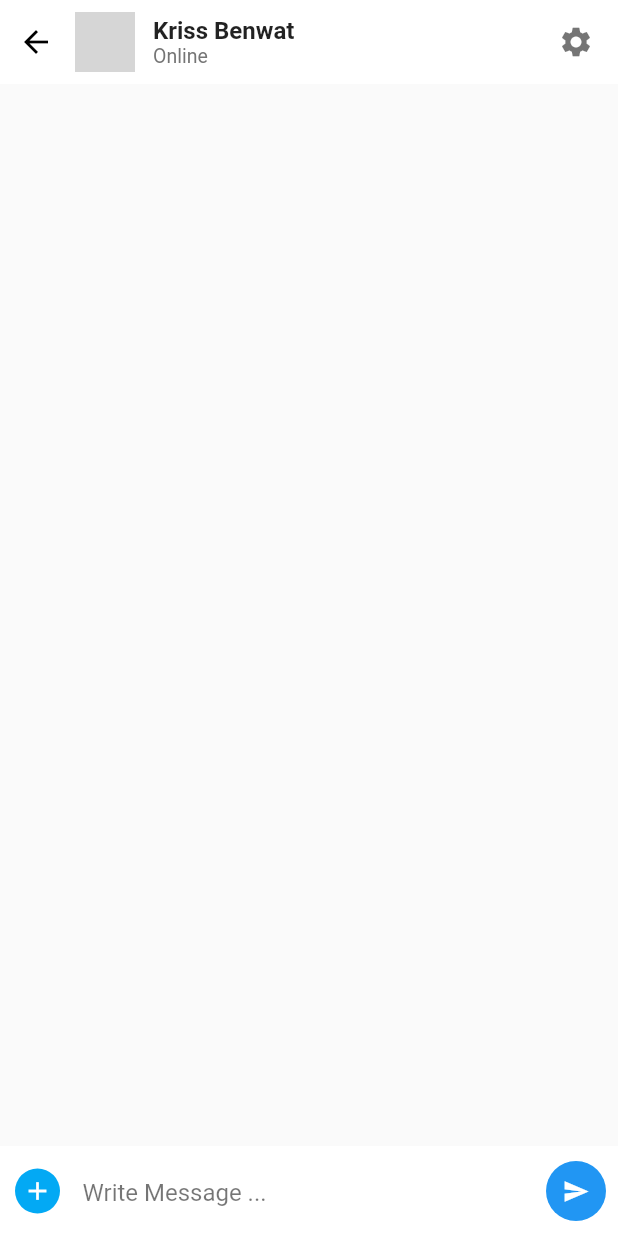
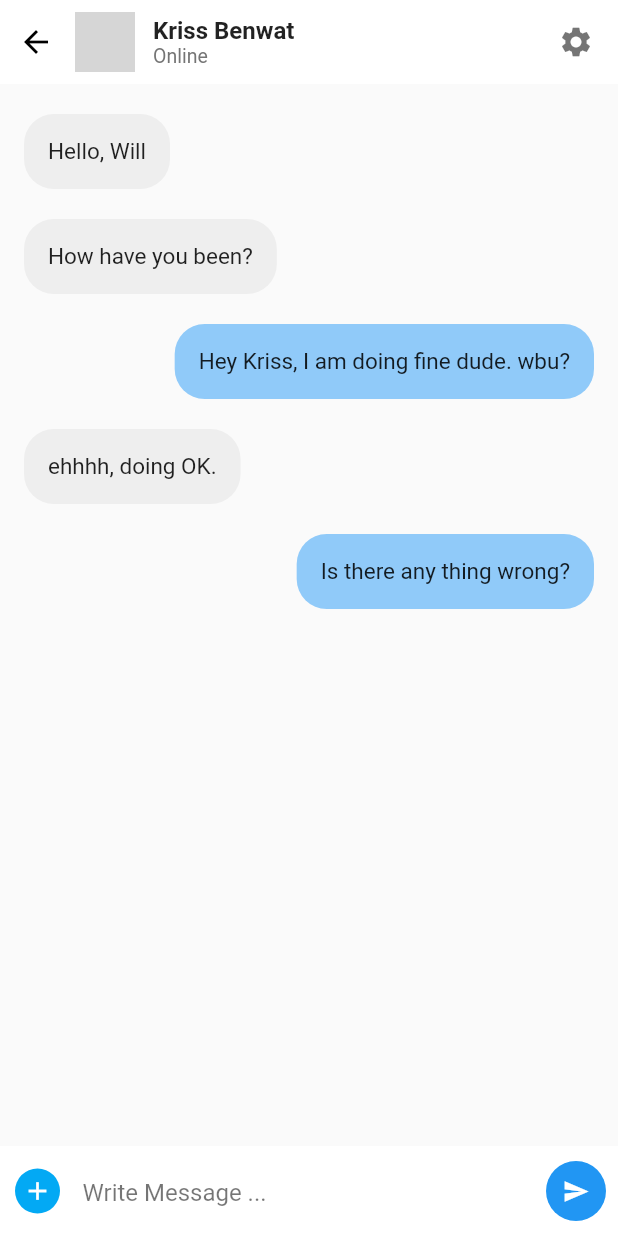
Before and after one commit to daktari01/chat_app, a Flutter app: the ChatDetailPage screen opened directly, on a phone screen of 412 x 824 dp. Run offline on Flutter 3.47's test engine with Material 2 defaults, Android fonts, the phone set to English and light mode, and no system bars; network calls fail; grey boxes are pictures that could not be loaded.

Commit message:
Add message content

```diff
--- /dev/null
+++ b/lib/models/chatMessageModel.dart
@@ -0,0 +1,12 @@
+import 'package:flutter/cupertino.dart';
+
+class ChatMessage {
+
+  String messageContent;
+  String messageType;
+
+  ChatMessage({
+    @required this.messageContent,
+    @required this.messageType
+  });
+}
--- a/lib/screens/chatDetailPage.dart
+++ b/lib/screens/chatDetailPage.dart
@@ -1,3 +1,4 @@
+import 'package:chat_app/models/chatMessageModel.dart';
 import 'package:flutter/material.dart';
 
 class ChatDetailPage extends StatefulWidget {
@@ -6,6 +7,15 @@ class ChatDetailPage extends StatefulWidget {
 }
 
 class _ChatDetailPageState extends State<ChatDetailPage> {
+
+  List<ChatMessage> messages = [
+    ChatMessage(messageContent: "Hello, Will", messageType: "receiver"),
+    ChatMessage(messageContent: "How have you been?", messageType: "receiver"),
+    ChatMessage(messageContent: "Hey Kriss, I am doing fine dude. wbu?", messageType: "sender"),
+    ChatMessage(messageContent: "ehhhh, doing OK.", messageType: "receiver"),
+    ChatMessage(messageContent: "Is there any thing wrong?", messageType: "sender"),
+  ];
+
   @override
   Widget build(BuildContext context) {
     return Scaffold(
@@ -63,6 +73,31 @@ class _ChatDetailPageState extends State<ChatDetailPage> {
       ),
       body: Stack(
         children: [
+          ListView.builder(
+            itemCount: messages.length,
+            shrinkWrap: true,
+            padding: EdgeInsets.only(top: 10.0, bottom: 10.0),
+            physics: NeverScrollableScrollPhysics(),
+            itemBuilder: (context, index) {
+              return Container(
+                padding: EdgeInsets.fromLTRB(16.0, 10.0, 16.0, 10.0),
+                child: Align(
+                  alignment: (messages[index].messageType == 'receiver' ? Alignment.topLeft : Alignment.topRight),
+                  child: Container(
+                    decoration: BoxDecoration(
+                      borderRadius: BorderRadius.circular(20.0),
+                      color: (messages[index].messageType == 'receiver' ? Colors.grey.shade200 : Colors.blue[200]),
+                    ),
+                    padding: EdgeInsets.all(16.0),
+                    child: Text(
+                      messages[index].messageContent,
+                      style: TextStyle(fontSize: 15.0),
+                    ),
+                  ),
+                ),
+              );
+            },
+          ),
           Align(
             alignment: Alignment.bottomLeft,
             child: Container(
```
